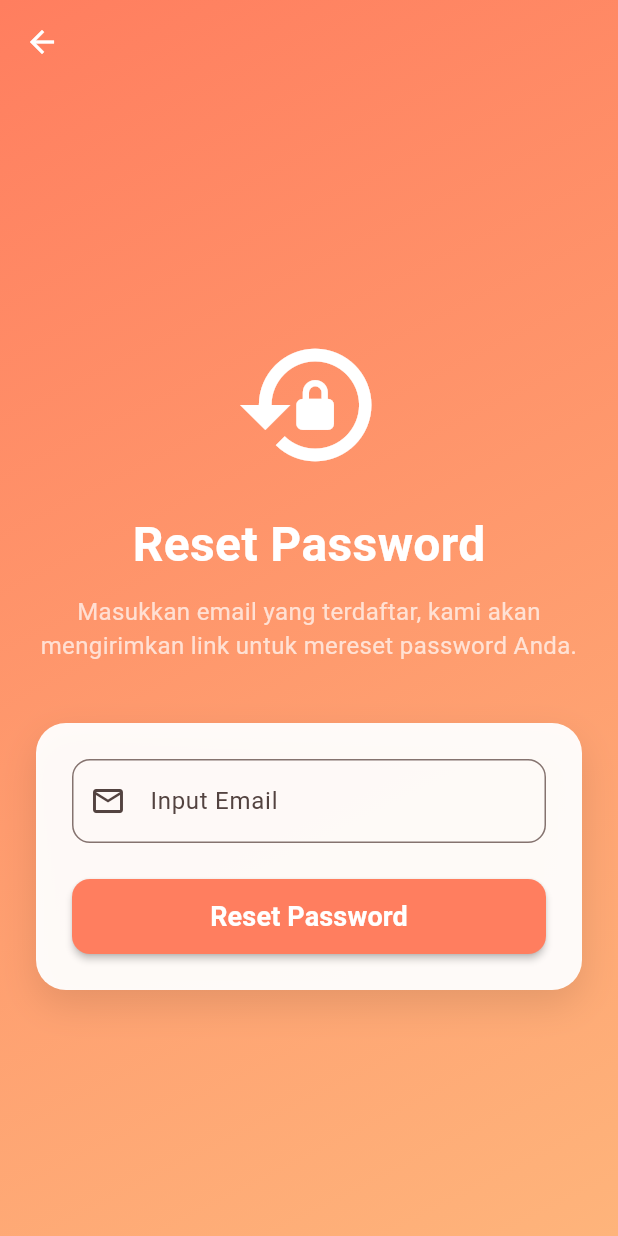
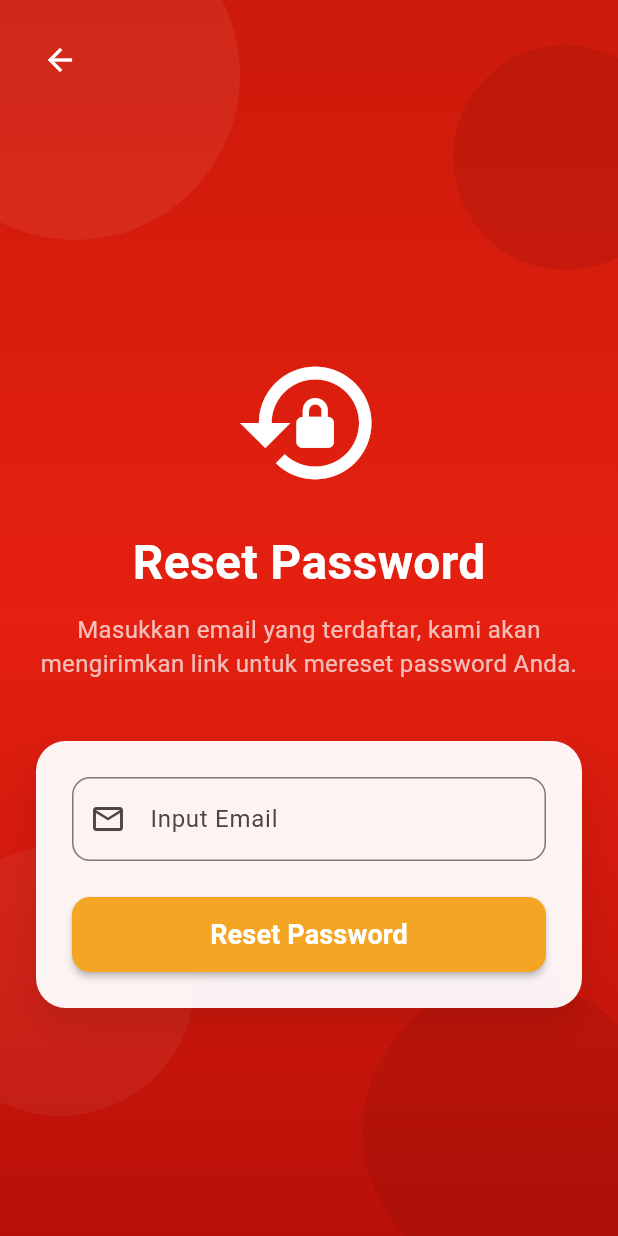
Before and after one commit to nukimala/dapur_kuliner_pakndut, a Flutter app: the ResetPasswordScreen screen opened directly, on a phone screen of 412 x 824 dp. Run offline on Flutter 3.47's test engine with Material 3 defaults, Android fonts, the phone set to English and light mode, and no system bars; our stand-ins replace cloud_firestore, firebase_auth, firebase_core, firebase_messaging, flutter_local_notifications, google_fonts and 5 more; accounts and stored records are empty.

Commit message:
menyesuaikan warna tampilan reset pw

```diff
--- a/lib/screens/reset_password_screen.dart
+++ b/lib/screens/reset_password_screen.dart
@@ -39,7 +39,9 @@ class _ResetPasswordScreenState extends State<ResetPasswordScreen> {
           barrierDismissible: false,
           builder: (context) => AlertDialog(
             title: const Text('Berhasil'),
-            content: Text('Kami telah mengirimkan instruksi reset password ke\n$email'),
+            content: Text(
+              'Kami telah mengirimkan instruksi reset password ke\n$email',
+            ),
             actions: [
               TextButton(
                 onPressed: () {
@@ -53,7 +55,9 @@ class _ResetPasswordScreenState extends State<ResetPasswordScreen> {
         );
       }
     } catch (e) {
-      _showErrorDialog('Tidak dapat mengirimkan instruksi reset password.\n\n$e');
+      _showErrorDialog(
+        'Tidak dapat mengirimkan instruksi reset password.\n\n$e',
+      );
     } finally {
       if (mounted) {
         setState(() => _isLoading = false);
@@ -87,21 +91,94 @@ class _ResetPasswordScreenState extends State<ResetPasswordScreen> {
   @override
   Widget build(BuildContext context) {
     return Scaffold(
-      extendBodyBehindAppBar: true,
-      appBar: AppBar(
-        backgroundColor: Colors.transparent,
-        elevation: 0,
-        iconTheme: const IconThemeData(color: Colors.white),
-      ),
       body: Container(
+        width: double.infinity,
+        height: double.infinity,
         decoration: const BoxDecoration(
           gradient: LinearGradient(
-            begin: Alignment.topLeft,
-            end: Alignment.bottomRight,
-            colors: [Color(0xFFff7e5f), Color(0xFFfeb47b)],
+            begin: Alignment.topCenter,
+            end: Alignment.bottomCenter,
+            colors: [
+              Color(0xFFCC1A0A), // merah tua atas
+              Color(0xFFE52010), // merah tengah
+              Color(0xFFB81008), // merah tua bawah
+            ],
+            stops: [0.0, 0.5, 1.0],
           ),
         ),
-        child: SafeArea(
+        child: Stack(
+          children: [
+            // Lingkaran dekorasi kiri atas
+            Positioned(
+              top: -60,
+              left: -60,
+              child: Container(
+                width: 220,
+                height: 220,
+                decoration: BoxDecoration(
+                  shape: BoxShape.circle,
+                  color: Colors.white.withValues(alpha: 0.06),
+                ),
+              ),
+            ),
+            // Lingkaran dekorasi kanan atas
+            Positioned(
+              top: 30,
+              right: -40,
+              child: Container(
+                width: 150,
+                height: 150,
+                decoration: BoxDecoration(
+                  shape: BoxShape.circle,
+                  color: Colors.black.withValues(alpha: 0.08),
+                ),
+              ),
+            ),
+            // Lingkaran dekorasi kiri bawah
+            Positioned(
+              bottom: 80,
+              left: -50,
+              child: Container(
+                width: 180,
+                height: 180,
+                decoration: BoxDecoration(
+                  shape: BoxShape.circle,
+                  color: Colors.white.withValues(alpha: 0.05),
+                ),
+              ),
+            ),
+            // Lingkaran dekorasi kanan bawah
+            Positioned(
+              bottom: -30,
+              right: -30,
+              child: Container(
+                width: 200,
+                height: 200,
+                decoration: BoxDecoration(
+                  shape: BoxShape.circle,
+                  color: Colors.black.withValues(alpha: 0.07),
+                ),
+              ),
+            ),
+
+            // ── Konten utama
+            SafeArea(
+              child: Column(
+                children: [
+                  // Tombol back
+                  Align(
+                    alignment: Alignment.topLeft,
+                    child: Padding(
+                      padding: const EdgeInsets.all(16.0),
+                      child: IconButton(
+                        icon: const Icon(Icons.arrow_back, color: Colors.white),
+                        onPressed: () => Navigator.pop(context),
+                      ),
+                    ),
+                  ),
+
+                  // Konten scroll
+                  Expanded(
                     child: Center(
                       child: SingleChildScrollView(
                         padding: const EdgeInsets.symmetric(horizontal: 24.0),
@@ -151,7 +228,9 @@ class _ResetPasswordScreenState extends State<ResetPasswordScreen> {
                                     controller: _emailController,
                                     decoration: InputDecoration(
                                       labelText: 'Input Email',
-                            prefixIcon: const Icon(Icons.email_outlined),
+                                      prefixIcon: const Icon(
+                                        Icons.email_outlined,
+                                      ),
                                       border: OutlineInputBorder(
                                         borderRadius: BorderRadius.circular(12),
                                       ),
@@ -163,16 +242,24 @@ class _ResetPasswordScreenState extends State<ResetPasswordScreen> {
                                     width: double.infinity,
                                     height: 50,
                                     child: ElevatedButton(
-                            onPressed: _isLoading ? null : _resetPassword,
+                                      onPressed: _isLoading
+                                          ? null
+                                          : _resetPassword,
                                       style: ElevatedButton.styleFrom(
-                              backgroundColor: const Color(0xFFff7e5f),
+                                        backgroundColor: const Color(
+                                          0xFFF5A524,
+                                        ),
                                         shape: RoundedRectangleBorder(
-                                borderRadius: BorderRadius.circular(12),
+                                          borderRadius: BorderRadius.circular(
+                                            12,
+                                          ),
                                         ),
                                         elevation: 2,
                                       ),
                                       child: _isLoading
-                                ? const CircularProgressIndicator(color: Colors.white)
+                                          ? const CircularProgressIndicator(
+                                              color: Colors.white,
+                                            )
                                           : const Text(
                                               'Reset Password',
                                               style: TextStyle(
@@ -191,6 +278,11 @@ class _ResetPasswordScreenState extends State<ResetPasswordScreen> {
                       ),
                     ),
                   ),
+                ],
+              ),
+            ),
+          ],
+        ),
       ),
     );
   }
```
Lines whose indentation alone changed are shown as unchanged.
